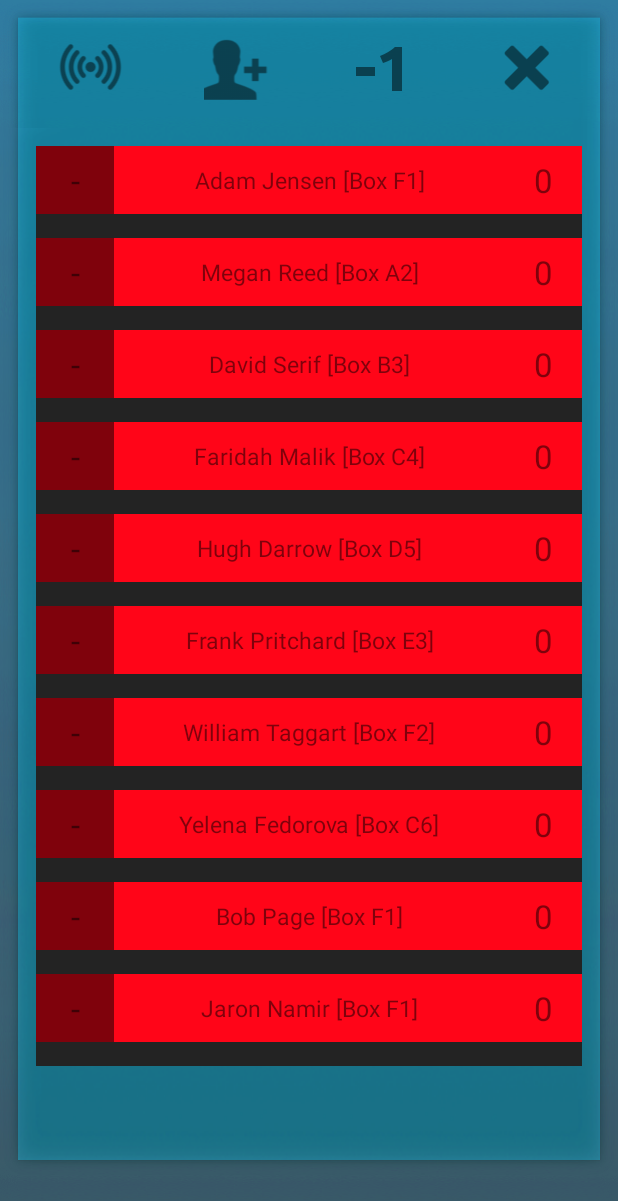
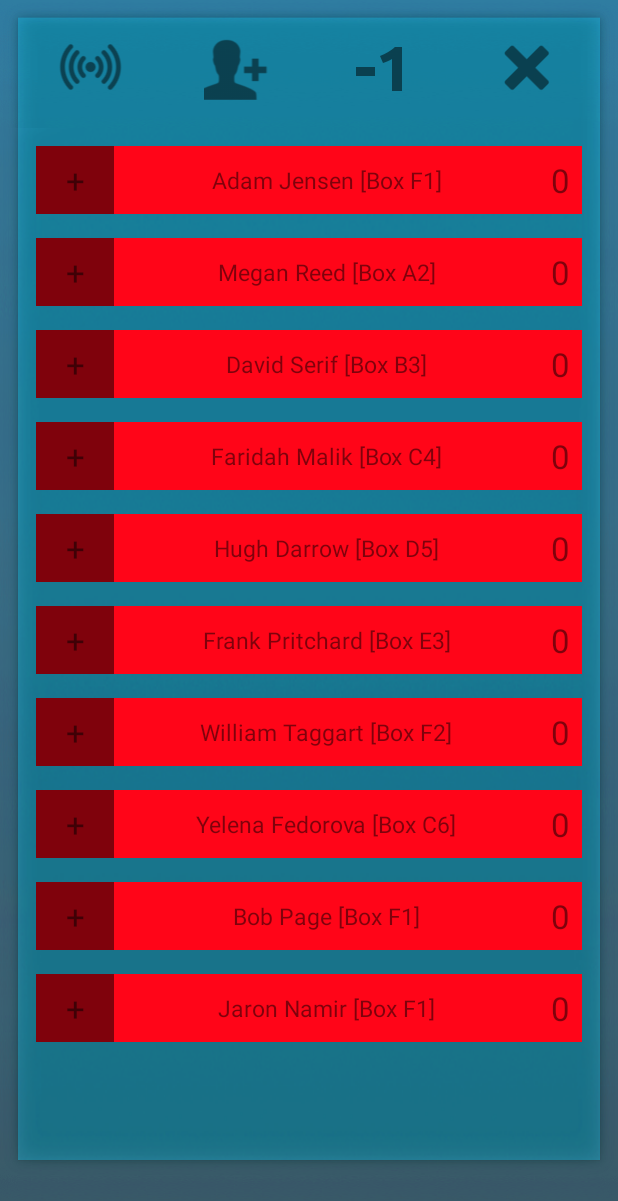
Before and after one commit to Josvanegmond/apex, an Android app: the screen it shows after launch (ApexActivity), on a phone screen of 412 x 824 dp. Shown: the top 1201 px of the screen. Run offline under Robolectric (Android 15) with nearby library versions, the phone set to English and light mode, and no system bars.

Commit message:
Fragments functioning. Adding participants working. Adding and substracting points working. Modified design slightly.

```diff
--- a/Apex/src/main/java/joozey/apps/apex/ApexActivity.java
+++ b/Apex/src/main/java/joozey/apps/apex/ApexActivity.java
@@ -1,41 +1,24 @@
 package joozey.apps.apex;
 
 import android.app.Activity;
-import android.app.Fragment;
 import android.app.FragmentTransaction;
 import android.os.Bundle;
+import android.text.Editable;
 import android.view.View;
-import android.widget.ListView;
+import android.widget.EditText;
 
-import java.util.ArrayList;
-
-public class ApexActivity extends Activity {
-
-    private Fragment addPersonFragment;
-    private NametagAdapter nametagAdapter;
-
+public class ApexActivity extends Activity
+{
     @Override
     protected void onCreate(Bundle savedInstanceState)
     {
         super.onCreate(savedInstanceState);
         setContentView(R.layout.activity_apex);
 
-        ArrayList<NameValue> entryList = new ArrayList<NameValue>();
-        entryList.add( new NameValue( 0, "Adam Jensen [Box F1]" ) );
-        entryList.add( new NameValue( 0, "Megan Reed [Box A2]" ) );
-        entryList.add( new NameValue( 0, "David Serif [Box B3]" ) );
-        entryList.add( new NameValue( 0, "Faridah Malik [Box C4]" ) );
-        entryList.add( new NameValue( 0, "Hugh Darrow [Box D5]" ) );
-        entryList.add( new NameValue( 0, "Frank Pritchard [Box E3]" ) );
-        entryList.add( new NameValue( 0, "William Taggart [Box F2]" ) );
-        entryList.add( new NameValue( 0, "Yelena Fedorova [Box C6]" ) );
-        entryList.add( new NameValue( 0, "Bob Page [Box F1]" ) );
-        entryList.add( new NameValue( 0, "Jaron Namir [Box F1]" ) );
-
-        nametagAdapter = new NametagAdapter( this, R.layout.name_tag, entryList );
-
-        ListView nameList = (ListView) this.findViewById( R.id.nametaglist );
-        nameList.setAdapter( nametagAdapter );
+        ViewPersonsFragment viewPersonsFragment = new ViewPersonsFragment();
+        FragmentTransaction ft = getFragmentManager().beginTransaction();
+        ft.add(R.id.parent_fragment_layout, viewPersonsFragment);
+        ft.commit();
     }
 
     public void updateScores( View button )
@@ -44,15 +27,18 @@ public class ApexActivity extends Activity {
 
     public void addPerson( View button )
     {
-        addPersonFragment = new AddPersonFragment();
+        AddPersonFragment addPersonFragment = new AddPersonFragment();
+
         FragmentTransaction ft = getFragmentManager().beginTransaction();
-        ft.replace(R.id.rootLayout, addPersonFragment);
+        ft.replace(R.id.parent_fragment_layout, addPersonFragment);
         ft.commit();
     }
 
     public void invertPoints( View button )
     {
-        nametagAdapter.invertPoints();
+        ViewPersonsFragment viewPersonsFragment = (ViewPersonsFragment)getFragmentManager()
+                .findFragmentById( R.id.parent_fragment_layout );
+        viewPersonsFragment.getNametagAdapter().invertPoints();
     }
 
     public void deletePerson( View button )
@@ -62,8 +48,15 @@ public class ApexActivity extends Activity {
 
     public void addPersonConfirmed( View button )
     {
+        EditText editText = (EditText)this.findViewById( R.id.addperson_name );
+        Editable editable = editText.getText();
+        String personName = editable.toString();
+
+        PersonFactory.getInstance().addParticipant( personName );
+
+        ViewPersonsFragment viewPersonsFragment = new ViewPersonsFragment();
         FragmentTransaction ft = getFragmentManager().beginTransaction();
-        ft.remove(addPersonFragment);
+        ft.replace(R.id.parent_fragment_layout, viewPersonsFragment);
         ft.commit();
     }
 }
--- a/Apex/src/main/java/joozey/apps/apex/NameValue.java
+++ /dev/null
@@ -1,21 +0,0 @@
-package joozey.apps.apex;
-
-/**
- * Created by mint on 5/3/14.
- */
-
-public class NameValue
-{
-    private int points;
-    private String name;
-
-    public NameValue( int points, String name )
-    {
-        this.points = points;
-        this.name = name;
-    }
-
-    public String getName() { return name; }
-    public int getPoints() { return points; }
-    public void addPoints( int amount ) { points += amount; }
-}
--- a/Apex/src/main/java/joozey/apps/apex/NametagAdapter.java
+++ b/Apex/src/main/java/joozey/apps/apex/NametagAdapter.java
@@ -8,16 +8,14 @@ import android.view.ViewGroup;
 import android.widget.ArrayAdapter;
 import android.widget.TextView;
 
-import java.util.List;
-
 /**
  * Created by mint on 5/2/14.
  */
-public class NametagAdapter extends ArrayAdapter<NameValue> implements View.OnClickListener
+public class NametagAdapter extends ArrayAdapter<Person> implements View.OnClickListener
 {
     private static class NameHolder
     {
-        public NameValue nameValue;
+        public int personId;
         public View tagView;
         public TextView nameView;
         public TextView pointButton;
@@ -30,13 +28,11 @@ public class NametagAdapter extends ArrayAdapter<NameValue> implements View.OnCl
         return Color.argb( 255, 255 - Math.max(0, points), 255 + Math.min( 0, points ), 24 );
     }
 
-    private boolean addPoints;
-    private List<NameValue> nameList;
+    private boolean addPoints = true;
 
-    public NametagAdapter( Context context, int entryId, List<NameValue> nameList )
+    public NametagAdapter( Context context, int entryId )
     {
-        super(context, entryId, nameList);
-        this.nameList = nameList;
+        super(context, entryId, PersonFactory.getInstance().getParticipants() );
     }
 
     public void invertPoints() {
@@ -46,62 +42,61 @@ public class NametagAdapter extends ArrayAdapter<NameValue> implements View.OnCl
 
 
     @Override
-    public View getView( int i, View view, ViewGroup viewGroup )
+    public View getView( int position, View tagView, ViewGroup viewGroup )
     {
         NameHolder holder = null;
-        NameValue nameValue = nameList.get( i );
+        Person person = PersonFactory.getInstance().getParticipant(position);
 
-        if( view == null )
+        if( tagView == null )
         {
             LayoutInflater inflater = (LayoutInflater) viewGroup.getContext()
                     .getSystemService(Context.LAYOUT_INFLATER_SERVICE);
-            view = inflater.inflate( R.layout.name_tag,  viewGroup, false );
+            tagView = inflater.inflate( R.layout.name_tag, viewGroup, false );
 
-            TextView nameView = (TextView)view.findViewById( R.id.nametag_name );
-            nameView.setText( nameValue.getName() );
+            TextView nameView = (TextView)tagView.findViewById( R.id.nametag_name );
+            nameView.setText( person.getName() );
 
-            TextView pointView = (TextView) view.findViewById( R.id.point_view );
-            pointView.setText( nameValue.getPoints() + "" );
+            TextView pointView = (TextView) tagView.findViewById( R.id.point_view );
+            pointView.setText( person.getPoints() + "" );
 
-            TextView pointButton = (TextView) view.findViewById( R.id.point_button );
+            TextView pointButton = (TextView) tagView.findViewById( R.id.point_button );
             pointButton.setOnClickListener( this );
 
             holder = new NameHolder();
-            holder.tagView = view;
+            holder.personId = position;
             holder.nameView = nameView;
+            holder.pointView = pointView;
             holder.pointButton = pointButton;
-            holder.pointView = pointView;
-            holder.nameValue = nameValue;
+            holder.tagView = tagView;
 
-            view.setTag( R.string.entry_holder, holder );
+            tagView.setTag( R.string.entry_holder, holder );
             pointButton.setTag( R.string.entry_holder, holder );
         }
 
         else
         {
-            holder = (NameHolder)view.getTag( R.string.entry_holder );
+            holder = (NameHolder)tagView.getTag( R.string.entry_holder );
+            holder.personId = position;
+            person = PersonFactory.getInstance().getParticipant( holder.personId );
         }
 
-        holder.nameValue = nameValue;
-        holder.nameView.setText( nameValue.getName() );
-        holder.pointView.setText( nameValue.getPoints() + "" );
+        holder.nameView.setText( person.getName() );
+        holder.pointView.setText( person.getPoints() + "" );
         holder.pointButton.setText( (this.addPoints == true) ? "+" : "-");
-        holder.tagView.setBackgroundColor(getColor(nameValue.getPoints()));
+        holder.tagView.setBackgroundColor(getColor(person.getPoints()));
 
-        return view;
+        return tagView;
     }
-
-
 
     public void onClick( View view )
     {
         NameHolder holder = (NameHolder)view.getTag( R.string.entry_holder );
-        NameValue nameValue = holder.nameValue;
+        Person person = PersonFactory.getInstance().getParticipant( holder.personId );
 
-        nameValue.addPoints( (this.addPoints == true) ? 10 : -10 );
+        person.addPoints( (this.addPoints == true) ? 10 : -10 );
 
-        holder.pointView.setText( nameValue.getPoints() + "" );
-        holder.tagView.setBackgroundColor( getColor( nameValue.getPoints() ) );
+        holder.pointView.setText( person.getPoints() + "" );
+        holder.tagView.setBackgroundColor( getColor( person.getPoints() ) );
     }
 
 }
--- /dev/null
+++ b/Apex/src/main/java/joozey/apps/apex/Person.java
@@ -0,0 +1,21 @@
+package joozey.apps.apex;
+
+/**
+ * Created by mint on 5/3/14.
+ */
+
+public class Person
+{
+    private int points;
+    private String name;
+
+    public Person(int points, String name)
+    {
+        this.points = points;
+        this.name = name;
+    }
+
+    public String getName() { return this.name; }
+    public int getPoints() { return this.points; }
+    public void addPoints( int amount ) { this.points += amount; }
+}
--- /dev/null
+++ b/Apex/src/main/java/joozey/apps/apex/PersonFactory.java
@@ -0,0 +1,48 @@
+package joozey.apps.apex;
+
+import java.util.ArrayList;
+
+/**
+ * Created by mint on 5/3/14.
+ */
+public class PersonFactory
+{
+    private static PersonFactory _instance = null;
+    public static PersonFactory getInstance()
+    {
+        if( _instance == null ) { _instance = new PersonFactory(); }
+        return _instance;
+    }
+
+    private ArrayList<Person> entryList = null;
+
+    private PersonFactory()
+    {
+        entryList = new ArrayList<Person>();
+        entryList.add( new Person( 0, "Adam Jensen [Box F1]" ) );
+        entryList.add( new Person( 0, "Megan Reed [Box A2]" ) );
+        entryList.add( new Person( 0, "David Serif [Box B3]" ) );
+        entryList.add( new Person( 0, "Faridah Malik [Box C4]" ) );
+        entryList.add( new Person( 0, "Hugh Darrow [Box D5]" ) );
+        entryList.add( new Person( 0, "Frank Pritchard [Box E3]" ) );
+        entryList.add( new Person( 0, "William Taggart [Box F2]" ) );
+        entryList.add( new Person( 0, "Yelena Fedorova [Box C6]" ) );
+        entryList.add( new Person( 0, "Bob Page [Box F1]" ) );
+        entryList.add( new Person( 0, "Jaron Namir [Box F1]" ) );
+    }
+
+    public ArrayList<Person> getParticipants()
+    {
+        return entryList;
+    }
+
+    public Person getParticipant( int i )
+    {
+        return entryList.get( i );
+    }
+
+    public void addParticipant(String personName)
+    {
+        entryList.add( new Person( 0, personName ) );
+    }
+}
--- /dev/null
+++ b/Apex/src/main/java/joozey/apps/apex/ViewPersonsFragment.java
@@ -0,0 +1,43 @@
+package joozey.apps.apex;
+
+import android.app.Fragment;
+import android.os.Bundle;
+import android.view.LayoutInflater;
+import android.view.View;
+import android.view.ViewGroup;
+import android.widget.ListView;
+
+/**
+ * Created by mint on 5/3/14.
+ */
+public class ViewPersonsFragment extends Fragment
+{
+    private ListView nameList;
+    private NametagAdapter nametagAdapter;
+
+    @Override
+    public View onCreateView(LayoutInflater inflater, ViewGroup container,
+                             Bundle savedInstanceState) {
+        View view = inflater.inflate(R.layout.viewpersons_fragment,
+                container, false);
+
+        nameList = (ListView) view.findViewById(R.id.nametaglist);
+
+        return view;
+    }
+
+    @Override
+    public void onActivityCreated( Bundle bundle )
+    {
+        super.onActivityCreated( bundle );
+
+        nametagAdapter = new NametagAdapter( this.getActivity(), R.layout.name_tag );
+        nameList.setAdapter( nametagAdapter );
+    }
+
+    public NametagAdapter getNametagAdapter()
+    {
+        return this.nametagAdapter;
+    }
+
+}
--- a/Apex/src/main/res/layout/activity_apex.xml
+++ b/Apex/src/main/res/layout/activity_apex.xml
@@ -59,15 +59,9 @@
         android:layout_width="match_parent"
         android:layout_height="match_parent"
         android:background="@drawable/background"
-        android:layout_weight="0">
+        android:layout_weight="0"
+        android:id="@+id/parent_fragment_layout">
 
-        <ListView
-            android:layout_width="match_parent"
-            android:layout_height="match_parent"
-            android:id="@+id/nametaglist"
-            android:dividerHeight="16dp"
-            android:background="#00000000"
-            android:padding="12dp" />
     </FrameLayout>
 
 </LinearLayout>
--- a/Apex/src/main/res/layout/addperson_fragment.xml
+++ b/Apex/src/main/res/layout/addperson_fragment.xml
@@ -4,8 +4,7 @@
     android:layout_width="match_parent"
     android:layout_height="match_parent"
     android:background="#66000000"
-    android:orientation="vertical"
-    android:padding="48dp">
+    android:orientation="vertical">
 
     <EditText
         android:layout_width="match_parent"
@@ -28,7 +27,7 @@
         android:layout_width="wrap_content"
         android:layout_height="wrap_content"
         android:text="Confirm"
-        android:id="@+id/button"
+        android:id="@+id/addperson_confirm"
         android:layout_gravity="center_horizontal"
         android:layout_marginTop="24dp"
         android:onClick="addPersonConfirmed" />
--- a/Apex/src/main/res/layout/name_tag.xml
+++ b/Apex/src/main/res/layout/name_tag.xml
@@ -14,14 +14,20 @@
         android:layout_width="match_parent"
         android:layout_height="match_parent"
         android:textAppearance="?android:attr/textAppearanceLarge"
+        android:text="+"
         android:textColor="#80000000"
         android:background="#80000000"
         android:gravity="center_vertical|center_horizontal"
         android:padding="8dp"
         android:onClick="addPoint"
         android:id="@+id/point_button"
-        android:layout_weight="3"
-        android:text="+" />
+        android:layout_weight="6" />
+
+    <LinearLayout
+        android:orientation="horizontal"
+        android:layout_width="match_parent"
+        android:layout_height="match_parent"
+        android:layout_weight="1">
 
         <TextView
             android:layout_width="match_parent"
@@ -35,15 +41,16 @@
             android:password="false"
             android:layout_weight="1" />
 
+
         <TextView
-        android:layout_width="match_parent"
+            android:layout_width="wrap_content"
             android:layout_height="match_parent"
             android:textAppearance="?android:attr/textAppearanceLarge"
             android:text=" 0"
             android:id="@+id/point_view"
             android:textColor="#80000000"
             android:gravity="center_vertical|center_horizontal"
-        android:padding="8dp"
-        android:layout_weight="3" />
+            android:padding="8dp" />
+    </LinearLayout>
 
 </LinearLayout>
--- /dev/null
+++ b/Apex/src/main/res/layout/viewpersons_fragment.xml
@@ -0,0 +1,11 @@
+<?xml version="1.0" encoding="utf-8"?>
+
+<ListView xmlns:android="http://schemas.android.com/apk/res/android"
+    android:layout_width="match_parent"
+    android:layout_height="match_parent"
+    android:id="@+id/nametaglist"
+    android:dividerHeight="16dp"
+    android:background="#00000000"
+    android:padding="12dp"
+    android:divider="#00000000">
+</ListView>
```
Lines whose indentation alone changed are shown as unchanged.
